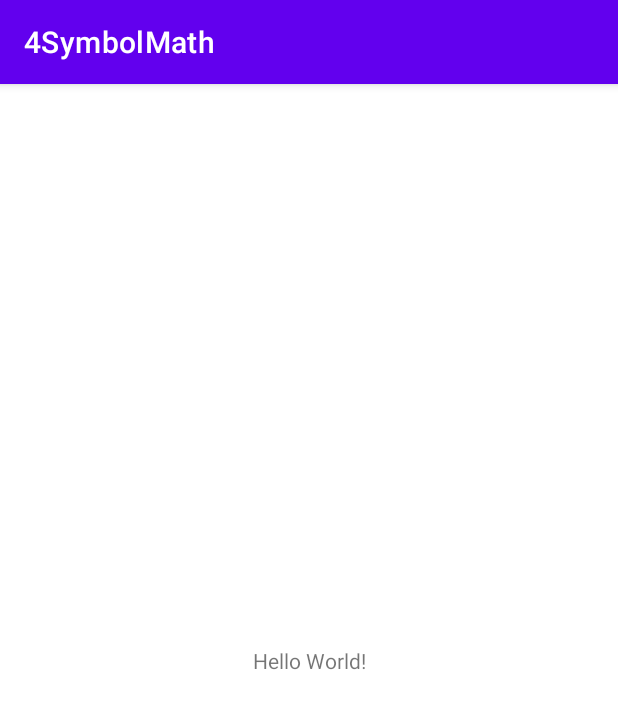
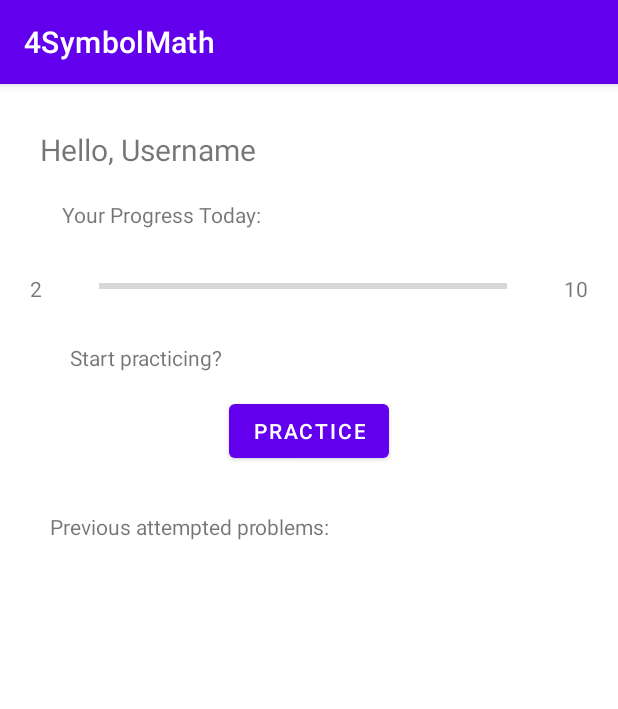
Before and after one commit to ccheung62/Android4SymbolMath, an Android app: the MainActivity screen opened directly, with no data from a screen before it, on a phone screen of 412 x 824 dp. Shown: the top 709 px of the screen. Run offline under Robolectric (Android 15) with nearby library versions, the phone set to English and light mode, and no system bars; libraries missing offline, so code that uses them is left out: com.parse.

Commit message:
added new layout to home screen

```diff
--- a/app/src/main/java/com/example/a4symbolmath/LoginActivity.kt
+++ b/app/src/main/java/com/example/a4symbolmath/LoginActivity.kt
@@ -68,7 +68,7 @@ class LoginActivity : AppCompatActivity() {
     }
 
     private fun gotoMainActivity() {
-        val intent = Intent(this@LoginActivity, OperationSelect::class.java)
+        val intent = Intent(this@LoginActivity, MainActivity::class.java)
         startActivity(intent)
         finish()
     }
--- a/app/src/main/java/com/example/a4symbolmath/MainActivity.kt
+++ b/app/src/main/java/com/example/a4symbolmath/MainActivity.kt
@@ -1,14 +1,22 @@
 package com.example.a4symbolmath
 
+import android.content.Intent
 import androidx.appcompat.app.AppCompatActivity
 import android.os.Bundle
 import android.util.Log
+import android.widget.Button
 import com.parse.ParseObject
 
 class MainActivity : AppCompatActivity() {
     override fun onCreate(savedInstanceState: Bundle?) {
         super.onCreate(savedInstanceState)
         setContentView(R.layout.activity_main)
+
+        findViewById<Button>(R.id.btPractice).setOnClickListener{
+            val intent = Intent(this, OperationSelect::class.java)
+            startActivity(intent)
+            finish()
+        }
             //code provided by back4app to test the apps connectivity to the parse sdk and the test was successful
 /*                val firstObject = ParseObject("FirstClass")
                 firstObject.put("message","Hey ! First message from android. Parse is now connected")
@@ -19,5 +27,6 @@ class MainActivity : AppCompatActivity() {
                         Log.d("MainActivity","Object saved.")
                     }
                 }*/
-            }
-        }
+
+    }
+}
--- a/app/src/main/res/layout/activity_main.xml
+++ b/app/src/main/res/layout/activity_main.xml
@@ -7,12 +7,103 @@
     tools:context=".MainActivity">
 
     <TextView
+        android:id="@+id/tvUsername"
         android:layout_width="wrap_content"
         android:layout_height="wrap_content"
-        android:text="Hello World!"
-        app:layout_constraintBottom_toBottomOf="parent"
-        app:layout_constraintLeft_toLeftOf="parent"
-        app:layout_constraintRight_toRightOf="parent"
+        android:layout_marginTop="30dp"
+        android:ellipsize="end"
+        android:maxEms="15"
+        android:maxLines="1"
+        android:text="Hello, Username"
+        android:textSize="20sp"
+        app:layout_constraintEnd_toEndOf="parent"
+        app:layout_constraintHorizontal_bias="0.1"
+        app:layout_constraintStart_toStartOf="parent"
         app:layout_constraintTop_toTopOf="parent" />
 
+    <ProgressBar
+        android:id="@+id/progressBar"
+        style="?android:attr/progressBarStyleHorizontal"
+        android:layout_width="0dp"
+        android:layout_height="wrap_content"
+        android:layout_margin="30dp"
+        android:layout_marginTop="52dp"
+        app:layout_constraintTop_toBottomOf="@+id/tvProgressSubtitle"
+        app:layout_constraintLeft_toRightOf="@+id/tvCurrentNumber"
+        app:layout_constraintRight_toLeftOf="@+id/tvGoalNumber"
+        tools:layout_editor_absoluteX="142dp" />
+
+    <TextView
+        android:id="@+id/tvProgressSubtitle"
+        android:layout_width="wrap_content"
+        android:layout_height="wrap_content"
+        android:text="Your Progress Today: "
+        android:layout_marginTop="20dp"
+        app:layout_constraintHorizontal_bias="0.15"
+        app:layout_constraintEnd_toEndOf="parent"
+        app:layout_constraintStart_toStartOf="parent"
+        app:layout_constraintTop_toBottomOf="@+id/tvUsername" />
+
+    <TextView
+        android:id="@+id/tvGoalNumber"
+        android:layout_width="wrap_content"
+        android:layout_height="wrap_content"
+        android:text="10"
+        android:layout_marginLeft="8dp"
+        android:layout_marginRight="20dp"
+        app:layout_constraintEnd_toEndOf="parent"
+        app:layout_constraintStart_toEndOf="@+id/progressBar"
+        app:layout_constraintTop_toTopOf="@+id/progressBar" />
+
+    <TextView
+        android:id="@+id/tvCurrentNumber"
+        android:layout_width="wrap_content"
+        android:layout_height="wrap_content"
+        android:text="2"
+        android:layout_marginLeft="20dp"
+        android:layout_marginRight="8dp"
+        app:layout_constraintEnd_toStartOf="@+id/progressBar"
+        app:layout_constraintStart_toStartOf="parent"
+        app:layout_constraintTop_toTopOf="@+id/progressBar" />
+
+    <Button
+        android:id="@+id/btPractice"
+        android:layout_width="wrap_content"
+        android:layout_height="wrap_content"
+        android:text="Practice"
+        android:layout_margin="15dp"
+        app:layout_constraintEnd_toEndOf="parent"
+        app:layout_constraintStart_toStartOf="parent"
+        app:layout_constraintTop_toBottomOf="@+id/tvStartPracticeSubtitle" />
+
+    <TextView
+        android:id="@+id/tvStartPracticeSubtitle"
+        android:layout_width="wrap_content"
+        android:layout_height="wrap_content"
+        android:text="Start practicing?"
+        android:layout_marginTop="30dp"
+        app:layout_constraintHorizontal_bias="0.15"
+        app:layout_constraintEnd_toEndOf="parent"
+        app:layout_constraintStart_toStartOf="parent"
+        app:layout_constraintTop_toBottomOf="@+id/progressBar" />
+
+    <TextView
+        android:id="@+id/tvHistorySubtitle"
+        android:layout_width="wrap_content"
+        android:layout_height="wrap_content"
+        android:text="Previous attempted problems: "
+        android:layout_marginTop="30dp"
+        app:layout_constraintHorizontal_bias="0.15"
+        app:layout_constraintEnd_toEndOf="parent"
+        app:layout_constraintStart_toStartOf="parent"
+        app:layout_constraintTop_toBottomOf="@+id/btPractice" />
+
+    <androidx.recyclerview.widget.RecyclerView
+        android:layout_width="409dp"
+        android:layout_height="425dp"
+        app:layout_constraintBottom_toBottomOf="parent"
+        app:layout_constraintEnd_toEndOf="parent"
+        app:layout_constraintStart_toStartOf="parent"
+        app:layout_constraintTop_toBottomOf="@+id/tvHistorySubtitle" />
+
 </androidx.constraintlayout.widget.ConstraintLayout>
```
